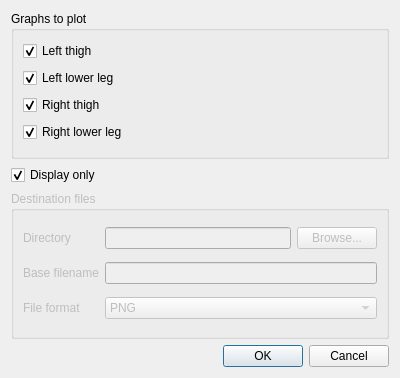
Above: modelfitting/src/graphplotter.ui from davidsansome/gait-modelfitting before the change. Below: the same form after it.
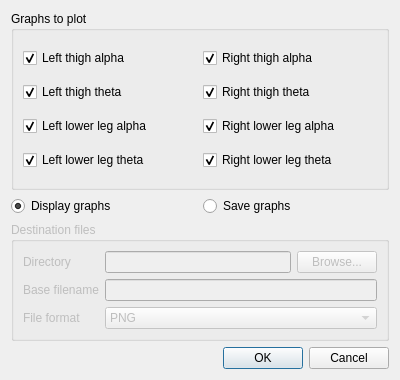
That is the form after the change.

Commit message: Make graph plotting work better

Diff of the .ui file:
```diff
--- a/modelfitting/src/graphplotter.ui
+++ b/modelfitting/src/graphplotter.ui
@@ -6,18 +6,39 @@
     <x>0</x>
     <y>0</y>
     <width>400</width>
-    <height>378</height>
+    <height>380</height>
    </rect>
   </property>
   <property name="windowTitle" >
    <string>Graph Plotter</string>
   </property>
-  <layout class="QVBoxLayout" name="verticalLayout_2" >
+  <layout class="QVBoxLayout" name="verticalLayout_3" >
    <item>
     <widget class="QGroupBox" name="graphsGroupBox" >
      <property name="title" >
       <string>Graphs to plot</string>
      </property>
+     <layout class="QVBoxLayout" name="verticalLayout_2" >
+      <property name="spacing" >
+       <number>0</number>
+      </property>
+      <property name="margin" >
+       <number>0</number>
+      </property>
+      <item>
+       <widget class="QStackedWidget" name="stackedWidget" >
+        <property name="currentIndex" >
+         <number>1</number>
+        </property>
+        <widget class="QWidget" name="energyPage" >
+         <property name="geometry" >
+          <rect>
+           <x>0</x>
+           <y>0</y>
+           <width>378</width>
+           <height>132</height>
+          </rect>
+         </property>
      <layout class="QVBoxLayout" name="verticalLayout" >
       <item>
        <widget class="QCheckBox" name="leftThigh" >
@@ -61,16 +82,123 @@
       </item>
      </layout>
     </widget>
-   </item>
+        <widget class="QWidget" name="timePage" >
+         <property name="geometry" >
+          <rect>
+           <x>0</x>
+           <y>0</y>
+           <width>378</width>
+           <height>132</height>
+          </rect>
+         </property>
+         <layout class="QGridLayout" name="gridLayout_2" >
+          <item row="0" column="0" >
+           <widget class="QCheckBox" name="leftThighAlpha" >
+            <property name="text" >
+             <string>Left thigh alpha</string>
+            </property>
+            <property name="checked" >
+             <bool>true</bool>
+            </property>
+           </widget>
+          </item>
+          <item row="0" column="1" >
+           <widget class="QCheckBox" name="rightThighAlpha" >
+            <property name="text" >
+             <string>Right thigh alpha</string>
+            </property>
+            <property name="checked" >
+             <bool>true</bool>
+            </property>
+           </widget>
+          </item>
+          <item row="1" column="0" >
+           <widget class="QCheckBox" name="leftThighTheta" >
+            <property name="text" >
+             <string>Left thigh theta</string>
+            </property>
+            <property name="checked" >
+             <bool>true</bool>
+            </property>
+           </widget>
+          </item>
+          <item row="1" column="1" >
+           <widget class="QCheckBox" name="rightThighTheta" >
+            <property name="text" >
+             <string>Right thigh theta</string>
+            </property>
+            <property name="checked" >
+             <bool>true</bool>
+            </property>
+           </widget>
+          </item>
+          <item row="2" column="0" >
+           <widget class="QCheckBox" name="leftLowerAlpha" >
+            <property name="text" >
+             <string>Left lower leg alpha</string>
+            </property>
+            <property name="checked" >
+             <bool>true</bool>
+            </property>
+           </widget>
+          </item>
+          <item row="2" column="1" >
+           <widget class="QCheckBox" name="rightLowerAlpha" >
+            <property name="text" >
+             <string>Right lower leg alpha</string>
+            </property>
+            <property name="checked" >
+             <bool>true</bool>
+            </property>
+           </widget>
+          </item>
+          <item row="3" column="0" >
+           <widget class="QCheckBox" name="leftLowerTheta" >
+            <property name="text" >
+             <string>Left lower leg theta</string>
+            </property>
+            <property name="checked" >
+             <bool>true</bool>
+            </property>
+           </widget>
+          </item>
+          <item row="3" column="1" >
+           <widget class="QCheckBox" name="rightLowerTheta" >
+            <property name="text" >
+             <string>Right lower leg theta</string>
+            </property>
+            <property name="checked" >
+             <bool>true</bool>
+            </property>
+           </widget>
+          </item>
+         </layout>
+        </widget>
+       </widget>
+      </item>
+     </layout>
+    </widget>
+   </item>
    <item>
-    <widget class="QCheckBox" name="displayOnly" >
+    <layout class="QHBoxLayout" name="horizontalLayout" >
+     <item>
+      <widget class="QRadioButton" name="displayOnly" >
      <property name="text" >
-      <string>Display only</string>
+        <string>Display graphs</string>
      </property>
      <property name="checked" >
       <bool>true</bool>
      </property>
     </widget>
+     </item>
+     <item>
+      <widget class="QRadioButton" name="radioButton_2" >
+       <property name="text" >
+        <string>Save graphs</string>
+       </property>
+      </widget>
+     </item>
+    </layout>
    </item>
    <item>
     <widget class="QGroupBox" name="filesGroupBox" >
```
Left out of the diff: 33 changed lines with no effect on the pictures. Lines whose indentation alone changed are shown as unchanged. The commit also changes 5 other files.
